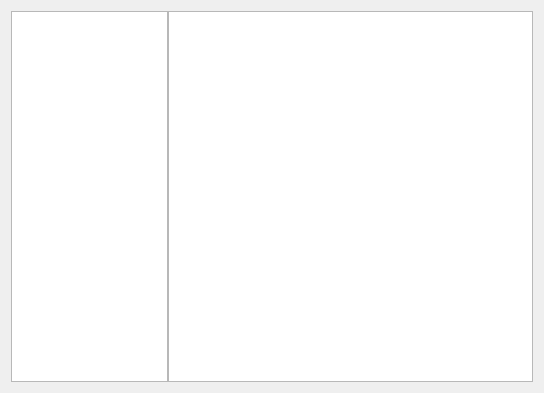
Old version of the form src/browse.ui in the repository hutchgrant/beagleplayer.
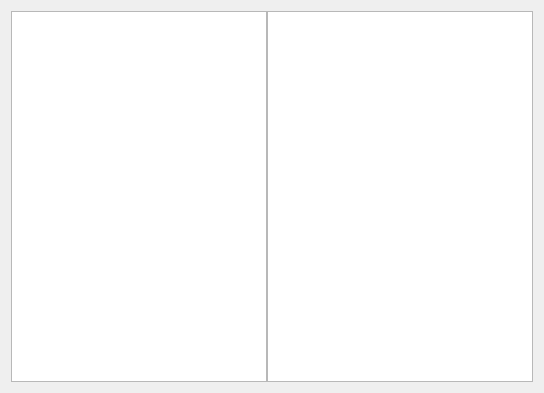
New version of the form.

Commit message: added functinality for next and previous queue buttons

```diff
--- a/src/browse.ui
+++ b/src/browse.ui
@@ -21,7 +21,7 @@
   </property>
   <layout class="QVBoxLayout" name="verticalLayout">
    <item>
-    <layout class="QHBoxLayout" name="horizontalLayout" stretch="3,7">
+    <layout class="QHBoxLayout" name="horizontalLayout" stretch="0,7">
      <property name="spacing">
       <number>0</number>
      </property>
```
The commit also changes 4 other files.
